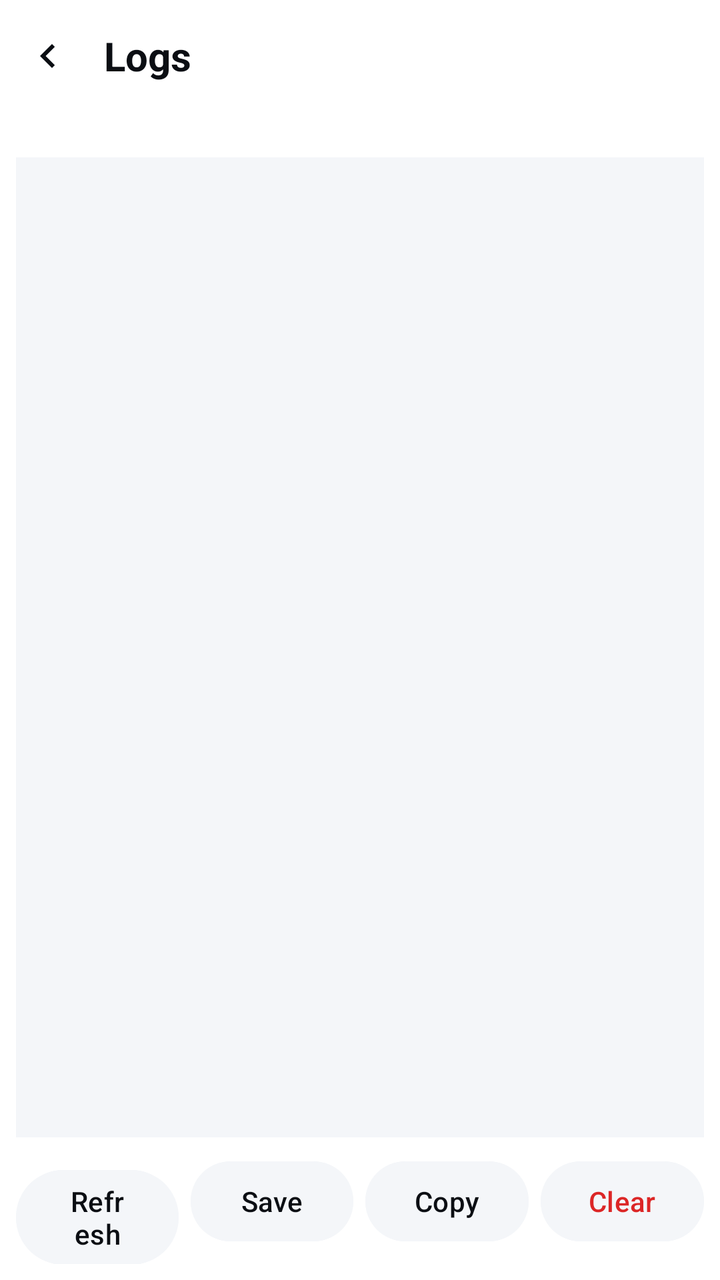
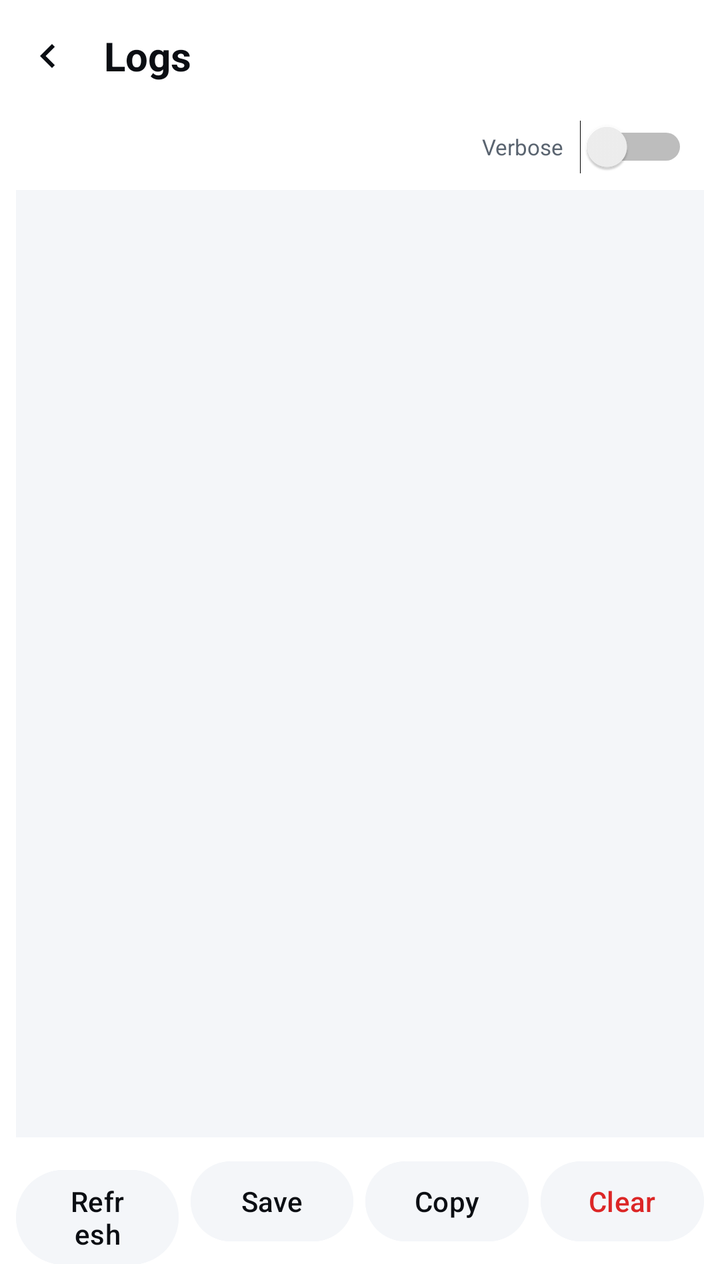

Screens rendered from an Android XML layout before and after an edit, with the pre-edit source and the edit as a unified diff.
<!-- AndroidManifest.xml: application theme Theme.UHCompanion -->
<!-- res/layout/activity_logs.xml -->
<?xml version="1.0" encoding="utf-8"?>
<LinearLayout xmlns:android="http://schemas.android.com/apk/res/android"
    android:layout_width="match_parent"
    android:layout_height="match_parent"
    android:orientation="vertical"
    android:background="@color/bg">

    <LinearLayout
        android:layout_width="match_parent"
        android:layout_height="56dp"
        android:orientation="horizontal"
        android:gravity="center_vertical"
        android:paddingStart="4dp"
        android:paddingEnd="4dp">

        <ImageButton
            android:id="@+id/logsBack"
            android:layout_width="40dp"
            android:layout_height="40dp"
            android:background="?attr/selectableItemBackgroundBorderless"
            android:src="@drawable/ic_back"
            android:tint="@color/text"
            android:scaleType="centerInside"
            android:contentDescription="Back" />

        <TextView
            android:layout_width="0dp"
            android:layout_height="wrap_content"
            android:layout_weight="1"
            android:layout_marginStart="8dp"
            android:text="Logs"
            android:textColor="@color/text"
            android:textSize="20sp"
            android:textStyle="bold" />
    </LinearLayout>

    <TextView
        android:id="@+id/logMeta"
        android:layout_width="match_parent"
        android:layout_height="wrap_content"
        android:paddingStart="16dp"
        android:paddingEnd="16dp"
        android:paddingBottom="8dp"
        android:textColor="@color/subtext"
        android:textSize="11sp" />

    <ScrollView
        android:id="@+id/logScroll"
        android:layout_width="match_parent"
        android:layout_height="0dp"
        android:layout_weight="1"
        android:layout_marginStart="8dp"
        android:layout_marginEnd="8dp"
        android:background="@color/surface"
        android:padding="10dp">

        <TextView
            android:id="@+id/logView"
            android:layout_width="match_parent"
            android:layout_height="wrap_content"
            android:textColor="@color/text"
            android:textSize="10sp" />
    </ScrollView>

    <LinearLayout
        android:layout_width="match_parent"
        android:layout_height="wrap_content"
        android:orientation="horizontal"
        android:padding="8dp">

        <Button
            android:id="@+id/logsRefresh"
            android:layout_width="0dp"
            android:layout_height="wrap_content"
            android:layout_weight="1"
            android:text="Refresh"
            android:backgroundTint="@color/surface"
            android:textColor="@color/text"
            android:textAllCaps="false" />

        <Button
            android:id="@+id/logsSave"
            android:layout_width="0dp"
            android:layout_height="wrap_content"
            android:layout_weight="1"
            android:layout_marginStart="6dp"
            android:text="Save"
            android:backgroundTint="@color/surface"
            android:textColor="@color/text"
            android:textAllCaps="false" />

        <Button
            android:id="@+id/logsCopy"
            android:layout_width="0dp"
            android:layout_height="wrap_content"
            android:layout_weight="1"
            android:layout_marginStart="6dp"
            android:text="Copy"
            android:backgroundTint="@color/surface"
            android:textColor="@color/text"
            android:textAllCaps="false" />

        <Button
            android:id="@+id/logsClear"
            android:layout_width="0dp"
            android:layout_height="wrap_content"
            android:layout_weight="1"
            android:layout_marginStart="6dp"
            android:text="Clear"
            android:backgroundTint="@color/surface"
            android:textColor="@color/red"
            android:textAllCaps="false" />
    </LinearLayout>
</LinearLayout>
<!-- resources referenced by this layout -->
<resources>
  <color name="bg">#FFFFFF</color>
  <color name="red">#DC2626</color>
  <color name="subtext">#5A6470</color>
  <color name="surface">#F4F6F9</color>
  <color name="text">#0B0E13</color>
  <!-- drawable ic_back (drawable) -->
  <vector xmlns:android="http://schemas.android.com/apk/res/android"
      android:width="24dp" android:height="24dp"
      android:viewportWidth="24" android:viewportHeight="24">
      <path android:fillColor="#E6EDF5"
          android:pathData="M15.41,7.41L14,6l-6,6 6,6 1.41,-1.41L10.83,12z"/>
  </vector>
  <style name="Theme.UHCompanion" parent="Theme.Material3.DayNight.NoActionBar">
          <item name="android:statusBarColor">@color/bg</item>
          <item name="android:navigationBarColor">@color/bg</item>
          <item name="android:windowLightStatusBar">true</item>
          <item name="colorPrimary">@color/accent</item>
          <item name="colorOnPrimary">@color/bg</item>
          <item name="colorSurface">@color/surface</item>
          <item name="colorOnSurface">@color/text</item>
      </style>
  <color name="accent">#0891B2</color>
</resources>

<!-- the commit's change to res/layout/activity_logs.xml (unified diff, before → after) -->
@@ -34,15 +34,37 @@
             android:textStyle="bold" />
     </LinearLayout>
 
-    <TextView
-        android:id="@+id/logMeta"
+    <LinearLayout
         android:layout_width="match_parent"
         android:layout_height="wrap_content"
+        android:orientation="horizontal"
+        android:gravity="center_vertical"
         android:paddingStart="16dp"
         android:paddingEnd="16dp"
-        android:paddingBottom="8dp"
-        android:textColor="@color/subtext"
-        android:textSize="11sp" />
+        android:paddingTop="4dp"
+        android:paddingBottom="8dp">
+
+        <TextView
+            android:id="@+id/logMeta"
+            android:layout_width="0dp"
+            android:layout_height="wrap_content"
+            android:layout_weight="1"
+            android:textColor="@color/subtext"
+            android:textSize="11sp" />
+
+        <TextView
+            android:layout_width="wrap_content"
+            android:layout_height="wrap_content"
+            android:layout_marginEnd="8dp"
+            android:text="Verbose"
+            android:textColor="@color/subtext"
+            android:textSize="11sp" />
+
+        <android.widget.Switch
+            android:id="@+id/logsVerbose"
+            android:layout_width="wrap_content"
+            android:layout_height="wrap_content" />
+    </LinearLayout>
 
     <ScrollView
         android:id="@+id/logScroll"
